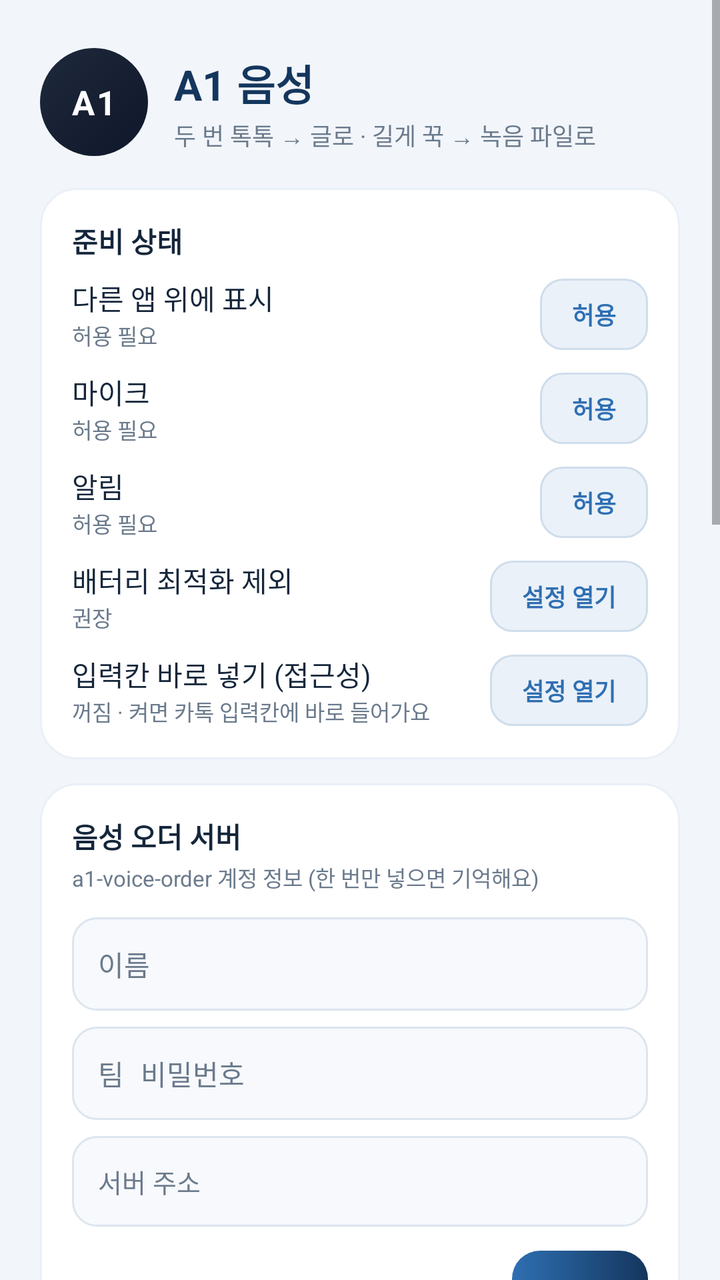
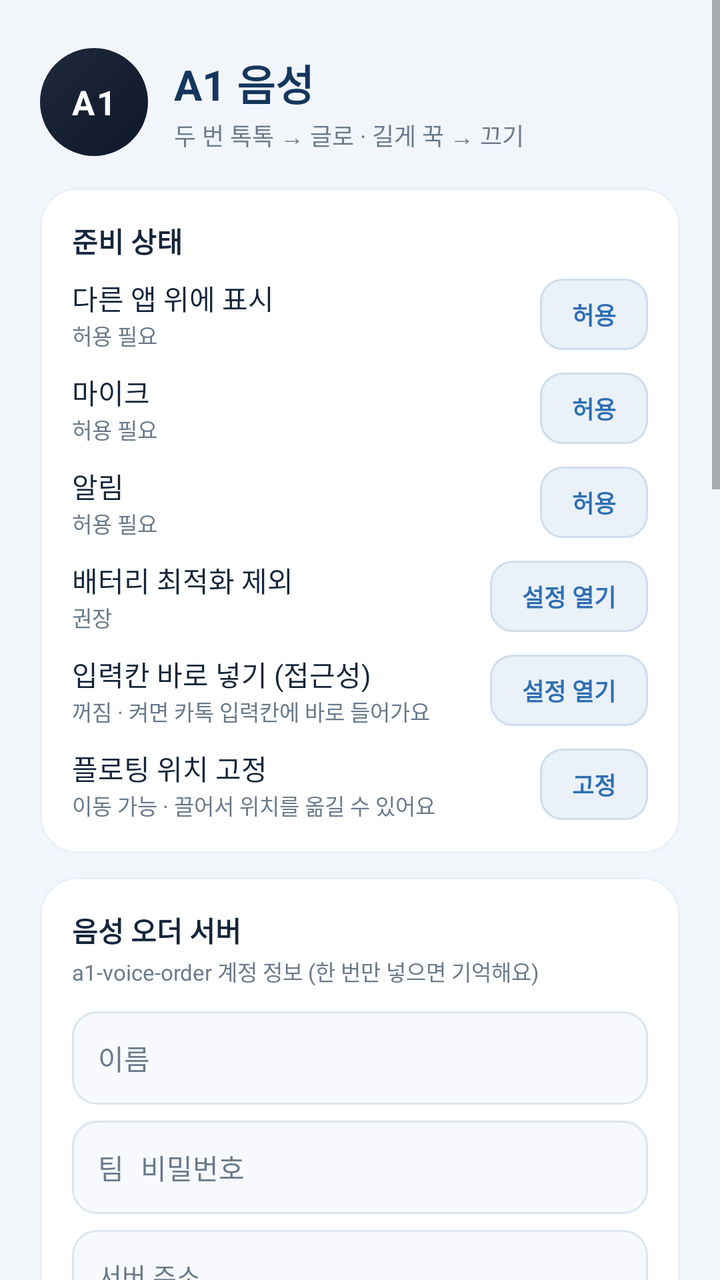

Screens rendered from an Android XML layout before and after an edit, with the pre-edit source and the edit as a unified diff.
<!-- AndroidManifest.xml: application theme AppTheme -->
<!-- res/layout/activity_main.xml -->
<?xml version="1.0" encoding="utf-8"?>
<ScrollView xmlns:android="http://schemas.android.com/apk/res/android"
    android:layout_width="match_parent"
    android:layout_height="match_parent"
    android:background="@color/bg"
    android:fillViewport="true">

    <LinearLayout
        android:layout_width="match_parent"
        android:layout_height="wrap_content"
        android:orientation="vertical"
        android:paddingLeft="20dp"
        android:paddingRight="20dp"
        android:paddingTop="24dp"
        android:paddingBottom="28dp">

        <LinearLayout
            android:layout_width="match_parent"
            android:layout_height="wrap_content"
            android:orientation="horizontal"
            android:gravity="center_vertical">

            <FrameLayout
                android:layout_width="54dp"
                android:layout_height="54dp">

                <View
                    android:layout_width="match_parent"
                    android:layout_height="match_parent"
                    android:background="@drawable/bg_logo"/>

                <TextView
                    android:layout_width="wrap_content"
                    android:layout_height="wrap_content"
                    android:layout_gravity="center"
                    android:text="A1"
                    android:textColor="@color/white"
                    android:textSize="17sp"
                    android:textStyle="bold"
                    android:letterSpacing="0.06"/>
            </FrameLayout>

            <LinearLayout
                android:layout_width="0dp"
                android:layout_height="wrap_content"
                android:layout_weight="1"
                android:layout_marginLeft="13dp"
                android:orientation="vertical">

                <TextView
                    android:layout_width="wrap_content"
                    android:layout_height="wrap_content"
                    android:text="A1 음성"
                    android:textColor="@color/brand_navy"
                    android:textSize="21sp"
                    android:textStyle="bold"/>

                <TextView
                    android:layout_width="wrap_content"
                    android:layout_height="wrap_content"
                    android:layout_marginTop="2dp"
                    android:text="두 번 톡톡 → 글로 · 길게 꾹 → 녹음 파일로"
                    android:textColor="@color/text_secondary"
                    android:textSize="12sp"/>
            </LinearLayout>
        </LinearLayout>

        <LinearLayout
            android:layout_width="match_parent"
            android:layout_height="wrap_content"
            android:orientation="vertical"
            android:background="@drawable/bg_card"
            android:padding="16dp"
            android:layout_marginTop="16dp">

            <TextView
                android:layout_width="wrap_content"
                android:layout_height="wrap_content"
                android:text="준비 상태"
                android:textColor="@color/text_primary"
                android:textSize="14sp"
                android:textStyle="bold"/>

            <LinearLayout
                android:layout_width="match_parent"
                android:layout_height="wrap_content"
                android:layout_marginTop="8dp"
                android:orientation="horizontal"
                android:gravity="center_vertical">

                <LinearLayout
                    android:layout_width="0dp"
                    android:layout_height="wrap_content"
                    android:layout_weight="1"
                    android:orientation="vertical">

                    <TextView
                        android:layout_width="wrap_content"
                        android:layout_height="wrap_content"
                        android:text="다른 앱 위에 표시"
                        android:textColor="@color/text_primary"
                        android:textSize="14sp"/>

                    <TextView
                        android:id="@+id/tv_overlay"
                        android:layout_width="wrap_content"
                        android:layout_height="wrap_content"
                        android:text="허용 필요"
                        android:textColor="@color/text_secondary"
                        android:textSize="11sp"/>
                </LinearLayout>

                <TextView
                    android:id="@+id/btn_overlay"
                    android:layout_width="wrap_content"
                    android:layout_height="wrap_content"
                    android:background="@drawable/bg_btn_small"
                    android:paddingLeft="16dp"
                    android:paddingRight="16dp"
                    android:paddingTop="9dp"
                    android:paddingBottom="9dp"
                    android:text="허용"
                    android:textColor="@color/brand_blue"
                    android:textSize="12sp"
                    android:textStyle="bold"/>
            </LinearLayout>

            <LinearLayout
                android:layout_width="match_parent"
                android:layout_height="wrap_content"
                android:layout_marginTop="10dp"
                android:orientation="horizontal"
                android:gravity="center_vertical">

                <LinearLayout
                    android:layout_width="0dp"
                    android:layout_height="wrap_content"
                    android:layout_weight="1"
                    android:orientation="vertical">

                    <TextView
                        android:layout_width="wrap_content"
                        android:layout_height="wrap_content"
                        android:text="마이크"
                        android:textColor="@color/text_primary"
                        android:textSize="14sp"/>

                    <TextView
                        android:id="@+id/tv_mic"
                        android:layout_width="wrap_content"
                        android:layout_height="wrap_content"
                        android:text="허용 필요"
                        android:textColor="@color/text_secondary"
                        android:textSize="11sp"/>
                </LinearLayout>

                <TextView
                    android:id="@+id/btn_mic"
                    android:layout_width="wrap_content"
                    android:layout_height="wrap_content"
                    android:background="@drawable/bg_btn_small"
                    android:paddingLeft="16dp"
                    android:paddingRight="16dp"
                    android:paddingTop="9dp"
                    android:paddingBottom="9dp"
                    android:text="허용"
                    android:textColor="@color/brand_blue"
                    android:textSize="12sp"
                    android:textStyle="bold"/>
            </LinearLayout>

            <LinearLayout
                android:layout_width="match_parent"
                android:layout_height="wrap_content"
                android:layout_marginTop="10dp"
                android:orientation="horizontal"
                android:gravity="center_vertical">

                <LinearLayout
                    android:layout_width="0dp"
                    android:layout_height="wrap_content"
                    android:layout_weight="1"
                    android:orientation="vertical">

                    <TextView
                        android:layout_width="wrap_content"
                        android:layout_height="wrap_content"
                        android:text="알림"
                        android:textColor="@color/text_primary"
                        android:textSize="14sp"/>

                    <TextView
                        android:id="@+id/tv_noti"
                        android:layout_width="wrap_content"
                        android:layout_height="wrap_content"
                        android:text="허용 필요"
                        android:textColor="@color/text_secondary"
                        android:textSize="11sp"/>
                </LinearLayout>

                <TextView
                    android:id="@+id/btn_noti"
                    android:layout_width="wrap_content"
                    android:layout_height="wrap_content"
                    android:background="@drawable/bg_btn_small"
                    android:paddingLeft="16dp"
                    android:paddingRight="16dp"
                    android:paddingTop="9dp"
                    android:paddingBottom="9dp"
                    android:text="허용"
                    android:textColor="@color/brand_blue"
                    android:textSize="12sp"
                    android:textStyle="bold"/>
            </LinearLayout>

            <LinearLayout
                android:layout_width="match_parent"
                android:layout_height="wrap_content"
                android:layout_marginTop="10dp"
                android:orientation="horizontal"
                android:gravity="center_vertical">

                <LinearLayout
                    android:layout_width="0dp"
                    android:layout_height="wrap_content"
                    android:layout_weight="1"
                    android:orientation="vertical">

                    <TextView
                        android:layout_width="wrap_content"
                        android:layout_height="wrap_content"
                        android:text="배터리 최적화 제외"
                        android:textColor="@color/text_primary"
                        android:textSize="14sp"/>

                    <TextView
                        android:id="@+id/tv_battery"
                        android:layout_width="wrap_content"
                        android:layout_height="wrap_content"
                        android:text="권장"
                        android:textColor="@color/text_secondary"
                        android:textSize="11sp"/>
                </LinearLayout>

                <TextView
                    android:id="@+id/btn_battery"
                    android:layout_width="wrap_content"
                    android:layout_height="wrap_content"
                    android:background="@drawable/bg_btn_small"
                    android:paddingLeft="16dp"
                    android:paddingRight="16dp"
                    android:paddingTop="9dp"
                    android:paddingBottom="9dp"
                    android:text="설정 열기"
                    android:textColor="@color/brand_blue"
                    android:textSize="12sp"
                    android:textStyle="bold"/>
            </LinearLayout>

            <LinearLayout
                android:layout_width="match_parent"
                android:layout_height="wrap_content"
                android:layout_marginTop="10dp"
                android:orientation="horizontal"
                android:gravity="center_vertical">

                <LinearLayout
                    android:layout_width="0dp"
                    android:layout_height="wrap_content"
                    android:layout_weight="1"
                    android:orientation="vertical">

                    <TextView
                        android:layout_width="wrap_content"
                        android:layout_height="wrap_content"
                        android:text="입력칸 바로 넣기 (접근성)"
                        android:textColor="@color/text_primary"
                        android:textSize="14sp"/>

                    <TextView
                        android:id="@+id/tv_access"
                        android:layout_width="wrap_content"
                        android:layout_height="wrap_content"
                        android:text="꺼짐 · 켜면 카톡 입력칸에 바로 들어가요"
                        android:textColor="@color/text_secondary"
                        android:textSize="11sp"/>
                </LinearLayout>

                <TextView
                    android:id="@+id/btn_access"
                    android:layout_width="wrap_content"
                    android:layout_height="wrap_content"
                    android:background="@drawable/bg_btn_small"
                    android:paddingLeft="16dp"
                    android:paddingRight="16dp"
                    android:paddingTop="9dp"
                    android:paddingBottom="9dp"
                    android:text="설정 열기"
                    android:textColor="@color/brand_blue"
                    android:textSize="12sp"
                    android:textStyle="bold"/>
            </LinearLayout>
        </LinearLayout>

        <LinearLayout
            android:layout_width="match_parent"
            android:layout_height="wrap_content"
            android:orientation="vertical"
            android:background="@drawable/bg_card"
            android:padding="16dp"
            android:layout_marginTop="12dp">

            <TextView
                android:layout_width="wrap_content"
                android:layout_height="wrap_content"
                android:text="음성 오더 서버"
                android:textColor="@color/text_primary"
                android:textSize="14sp"
                android:textStyle="bold"/>

            <TextView
                android:layout_width="wrap_content"
                android:layout_height="wrap_content"
                android:layout_marginTop="2dp"
                android:text="a1-voice-order 계정 정보 (한 번만 넣으면 기억해요)"
                android:textColor="@color/text_secondary"
                android:textSize="11sp"/>

            <EditText
                android:id="@+id/et_name"
                android:layout_width="match_parent"
                android:layout_height="wrap_content"
                android:layout_marginTop="12dp"
                android:background="@drawable/bg_input"
                android:padding="13dp"
                android:hint="이름"
                android:textSize="14sp"
                android:textColor="@color/text_primary"
                android:textColorHint="@color/text_secondary"
                android:inputType="textPersonName"
                android:singleLine="true"/>

            <EditText
                android:id="@+id/et_pass"
                android:layout_width="match_parent"
                android:layout_height="wrap_content"
                android:layout_marginTop="8dp"
                android:background="@drawable/bg_input"
                android:padding="13dp"
                android:hint="팀 비밀번호"
                android:textSize="14sp"
                android:textColor="@color/text_primary"
                android:textColorHint="@color/text_secondary"
                android:inputType="textPassword"
                android:singleLine="true"/>

            <EditText
                android:id="@+id/et_server"
                android:layout_width="match_parent"
                android:layout_height="wrap_content"
                android:layout_marginTop="8dp"
                android:background="@drawable/bg_input"
                android:padding="13dp"
                android:hint="서버 주소"
                android:textSize="13sp"
                android:textColor="@color/text_primary"
                android:textColorHint="@color/text_secondary"
                android:inputType="textUri"
                android:singleLine="true"/>

            <LinearLayout
                android:layout_width="match_parent"
                android:layout_height="wrap_content"
                android:layout_marginTop="12dp"
                android:orientation="horizontal"
                android:gravity="center_vertical">

                <TextView
                    android:id="@+id/tv_save"
                    android:layout_width="0dp"
                    android:layout_height="wrap_content"
                    android:layout_weight="1"
                    android:text=""
                    android:textColor="@color/brand_blue"
                    android:textSize="12sp"/>

                <TextView
                    android:id="@+id/btn_save"
                    android:layout_width="wrap_content"
                    android:layout_height="wrap_content"
                    android:background="@drawable/bg_btn_primary"
                    android:paddingLeft="22dp"
                    android:paddingRight="22dp"
                    android:paddingTop="11dp"
                    android:paddingBottom="11dp"
                    android:text="저장"
                    android:textColor="@color/white"
                    android:textSize="13sp"
                    android:textStyle="bold"/>
            </LinearLayout>
        </LinearLayout>

        <LinearLayout
            android:layout_width="match_parent"
            android:layout_height="wrap_content"
            android:orientation="vertical"
            android:background="@drawable/bg_card"
            android:padding="16dp"
            android:layout_marginTop="12dp">

            <TextView
                android:layout_width="wrap_content"
                android:layout_height="wrap_content"
                android:text="쓰는 방법"
                android:textColor="@color/text_primary"
                android:textSize="14sp"
                android:textStyle="bold"/>

            <TextView
                android:layout_width="match_parent"
                android:layout_height="wrap_content"
                android:layout_marginTop="8dp"
                android:text="1. 이름과 팀 비밀번호를 넣고 [저장] → 로그인이 확인되면 아래 버튼으로 A1 글자를 띄웁니다(배경 없이 A1만 떠요).\n2. 카톡·문자·네이트온 어디서든 A1을 두 번 톡톡 누르고 말합니다. 말하는 동안 A1 위에 작은 자막이 실시간으로 떠서 말한 내용을 바로 볼 수 있습니다.\n3. 말이 끝나면 A1을 한 번 누릅니다. 자막 창이 닫히고 정확한 글자(OpenAI)로 바뀌어 입력칸에 들어갑니다. (2분이 지나면 자동 종료)\n4. 접근성을 켜 두면 말이 끝난 자리(입력칸)에 글자가 바로 들어갑니다. 꺼 두면 지금처럼 복사 창이 떠요.\n5. A1을 길게 꾹 누르면 조용히 녹음 파일(.m4a) 저장이 시작됩니다. 다시 한 번 톡 누르면 폰의 Recordings/A1녹음 폴더에 저장 (최대 60분, 빨간 표시 없이 작아지고 검은 점만).\n6. A1을 빠르게 4번 누르면 플로팅이 꺼집니다.\n7. 폰에 있는 통화·회의 녹음은 플로팅 버튼 아래 [음성 파일 변환]에서 열면 15분씩 나눠 글로 바꾸고, 기록은 이 폰에만 저장됩니다.\n8. 홈 화면 빈 곳 길게 누르기 → [위젯] → A1 음성 추가 시 한 번 톡으로 켜기/끄기 (상단 빠른 설정 타일도 같은 역할)."
                android:textColor="@color/text_secondary"
                android:textSize="12sp"
                android:lineSpacingExtra="4dp"/>
        </LinearLayout>

        <TextView
            android:id="@+id/btn_toggle"
            android:layout_width="match_parent"
            android:layout_height="wrap_content"
            android:layout_marginTop="18dp"
            android:background="@drawable/bg_btn_primary"
            android:gravity="center"
            android:paddingTop="18dp"
            android:paddingBottom="18dp"
            android:text="플로팅 켜기"
            android:textColor="@color/white"
            android:textSize="16sp"
            android:textStyle="bold"/>

        <TextView
            android:id="@+id/tv_toggle_hint"
            android:layout_width="match_parent"
            android:layout_height="wrap_content"
            android:layout_marginTop="9dp"
            android:gravity="center"
            android:text="켜 두면 다른 앱을 써도 A1이 화면 위에 떠 있어요."
            android:textColor="@color/text_secondary"
            android:textSize="11sp"/>

        <LinearLayout
            android:layout_width="match_parent"
            android:layout_height="wrap_content"
            android:orientation="vertical"
            android:background="@drawable/bg_card"
            android:padding="16dp"
            android:layout_marginTop="14dp">

            <TextView
                android:layout_width="wrap_content"
                android:layout_height="wrap_content"
                android:text="음성 파일 변환 (녹음 열기)"
                android:textColor="@color/text_primary"
                android:textSize="14sp"
                android:textStyle="bold"/>

            <TextView
                android:layout_width="match_parent"
                android:layout_height="wrap_content"
                android:layout_marginTop="3dp"
                android:text="폰에 있는 통화·회의 녹음(m4a·mp3·wav·ogg…)을 열어 글로 바꿔요. 15분이 넘으면 자동으로 나눠서 순서대로 변환합니다."
                android:textColor="@color/text_secondary"
                android:textSize="11sp"
                android:lineSpacingExtra="2dp"/>

            <LinearLayout
                android:layout_width="match_parent"
                android:layout_height="wrap_content"
                android:layout_marginTop="12dp"
                android:orientation="horizontal">

                <TextView
                    android:id="@+id/btn_pick_file"
                    android:layout_width="0dp"
                    android:layout_height="wrap_content"
                    android:layout_weight="1"
                    android:layout_marginRight="8dp"
                    android:background="@drawable/bg_btn_primary"
                    android:gravity="center"
                    android:paddingTop="14dp"
                    android:paddingBottom="14dp"
                    android:text="녹음 파일 열기"
                    android:textColor="@color/white"
                    android:textSize="14sp"
                    android:textStyle="bold"/>

                <TextView
                    android:id="@+id/btn_pick_folder"
                    android:layout_width="wrap_content"
                    android:layout_height="wrap_content"
                    android:background="@drawable/bg_btn_small"
                    android:paddingLeft="16dp"
                    android:paddingRight="16dp"
                    android:paddingTop="9dp"
                    android:paddingBottom="9dp"
                    android:text="폴더 열기"
                    android:textColor="@color/brand_blue"
                    android:textSize="12sp"
                    android:textStyle="bold"/>
            </LinearLayout>

            <LinearLayout
                android:layout_width="match_parent"
                android:layout_height="wrap_content"
                android:layout_marginTop="12dp"
                android:orientation="horizontal"
                android:gravity="center_vertical">

                <TextView
                    android:id="@+id/tv_history"
                    android:layout_width="0dp"
                    android:layout_height="wrap_content"
                    android:layout_weight="1"
                    android:text="변환 기록 0건 · 이 기기에만 저장"
                    android:textColor="@color/text_secondary"
                    android:textSize="11sp"/>

                <TextView
                    android:id="@+id/btn_history"
                    android:layout_width="wrap_content"
                    android:layout_height="wrap_content"
                    android:background="@drawable/bg_btn_small"
                    android:paddingLeft="16dp"
                    android:paddingRight="16dp"
                    android:paddingTop="9dp"
                    android:paddingBottom="9dp"
                    android:text="기록 보기"
                    android:textColor="@color/brand_blue"
                    android:textSize="12sp"
                    android:textStyle="bold"/>
            </LinearLayout>
        </LinearLayout>

        <TextView
            android:id="@+id/tv_version"
            android:layout_width="match_parent"
            android:layout_height="wrap_content"
            android:layout_marginTop="14dp"
            android:gravity="center"
            android:padding="6dp"
            android:text="A1 음성 v1.4"
            android:textColor="@color/text_secondary"
            android:textSize="10sp"/>
    </LinearLayout>
</ScrollView>
<!-- resources referenced by this layout -->
<resources>
  <color name="bg">#F2F6FB</color>
  <color name="brand_blue">#2F6FB2</color>
  <color name="brand_navy">#14365D</color>
  <color name="text_primary">#15263B</color>
  <color name="text_secondary">#6B7A8C</color>
  <color name="white">#FFFFFF</color>
  <!-- drawable bg_btn_primary (drawable) -->
  <?xml version="1.0" encoding="utf-8"?>
  <shape xmlns:android="http://schemas.android.com/apk/res/android" android:shape="rectangle">
      <gradient android:type="linear" android:angle="0" android:startColor="#2F6FB2" android:endColor="#14365D"/>
      <corners android:radius="14dp"/>
  </shape>
  <!-- drawable bg_btn_small (drawable) -->
  <?xml version="1.0" encoding="utf-8"?>
  <shape xmlns:android="http://schemas.android.com/apk/res/android" android:shape="rectangle">
      <solid android:color="#EAF1F9"/>
      <corners android:radius="11dp"/>
      <stroke android:width="1dp" android:color="#CFDDEB"/>
  </shape>
  <!-- drawable bg_card (drawable) -->
  <?xml version="1.0" encoding="utf-8"?>
  <shape xmlns:android="http://schemas.android.com/apk/res/android" android:shape="rectangle">
      <solid android:color="@color/card"/>
      <corners android:radius="18dp"/>
      <stroke android:width="1dp" android:color="#EAF0F7"/>
  </shape>
  <!-- drawable bg_input (drawable) -->
  <?xml version="1.0" encoding="utf-8"?>
  <shape xmlns:android="http://schemas.android.com/apk/res/android" android:shape="rectangle">
      <solid android:color="#F7F9FC"/>
      <corners android:radius="12dp"/>
      <stroke android:width="1dp" android:color="@color/line"/>
  </shape>
  <!-- drawable bg_logo (drawable) -->
  <?xml version="1.0" encoding="utf-8"?>
  <shape xmlns:android="http://schemas.android.com/apk/res/android" android:shape="oval">
      <gradient android:type="linear" android:angle="315" android:startColor="#1E293B" android:endColor="#0F172A"/>
  </shape>
  <style name="AppTheme" parent="@android:style/Theme.Material.Light.NoActionBar">
          <item name="android:colorPrimary">@color/brand_navy</item>
          <item name="android:colorPrimaryDark">@color/brand_navy</item>
          <item name="android:colorAccent">@color/brand_blue</item>
          <item name="android:statusBarColor">@color/brand_navy</item>
          <item name="android:windowBackground">@color/bg</item>
      </style>
  <color name="card">#FFFFFF</color>
  <color name="line">#DCE5EF</color>
</resources>

<!-- the commit's change to res/layout/activity_main.xml (unified diff, before → after) -->
@@ -59,7 +59,7 @@
                     android:layout_width="wrap_content"
                     android:layout_height="wrap_content"
                     android:layout_marginTop="2dp"
-                    android:text="두 번 톡톡 → 글로 · 길게 꾹 → 녹음 파일로"
+                    android:text="두 번 톡톡 → 글로 · 길게 꾹 → 끄기"
                     android:textColor="@color/text_secondary"
                     android:textSize="12sp"/>
             </LinearLayout>
@@ -296,6 +296,51 @@
                     android:paddingTop="9dp"
                     android:paddingBottom="9dp"
                     android:text="설정 열기"
+                    android:textColor="@color/brand_blue"
+                    android:textSize="12sp"
+                    android:textStyle="bold"/>
+            </LinearLayout>
+
+            
+            <LinearLayout
+                android:layout_width="match_parent"
+                android:layout_height="wrap_content"
+                android:layout_marginTop="10dp"
+                android:orientation="horizontal"
+                android:gravity="center_vertical">
+
+                <LinearLayout
+                    android:layout_width="0dp"
+                    android:layout_height="wrap_content"
+                    android:layout_weight="1"
+                    android:orientation="vertical">
+
+                    <TextView
+                        android:layout_width="wrap_content"
+                        android:layout_height="wrap_content"
+                        android:text="플로팅 위치 고정"
+                        android:textColor="@color/text_primary"
+                        android:textSize="14sp"/>
+
+                    <TextView
+                        android:id="@+id/tv_lock"
+                        android:layout_width="wrap_content"
+                        android:layout_height="wrap_content"
+                        android:text="이동 가능 · 끌어서 위치를 옮길 수 있어요"
+                        android:textColor="@color/text_secondary"
+                        android:textSize="11sp"/>
+                </LinearLayout>
+
+                <TextView
+                    android:id="@+id/btn_lock"
+                    android:layout_width="wrap_content"
+                    android:layout_height="wrap_content"
+                    android:background="@drawable/bg_btn_small"
+                    android:paddingLeft="16dp"
+                    android:paddingRight="16dp"
+                    android:paddingTop="9dp"
+                    android:paddingBottom="9dp"
+                    android:text="고정"
                     android:textColor="@color/brand_blue"
                     android:textSize="12sp"
                     android:textStyle="bold"/>
@@ -420,7 +465,7 @@
                 android:layout_width="match_parent"
                 android:layout_height="wrap_content"
                 android:layout_marginTop="8dp"
-                android:text="1. 이름과 팀 비밀번호를 넣고 [저장] → 로그인이 확인되면 아래 버튼으로 A1 글자를 띄웁니다(배경 없이 A1만 떠요).\n2. 카톡·문자·네이트온 어디서든 A1을 두 번 톡톡 누르고 말합니다. 말하는 동안 A1 위에 작은 자막이 실시간으로 떠서 말한 내용을 바로 볼 수 있습니다.\n3. 말이 끝나면 A1을 한 번 누릅니다. 자막 창이 닫히고 정확한 글자(OpenAI)로 바뀌어 입력칸에 들어갑니다. (2분이 지나면 자동 종료)\n4. 접근성을 켜 두면 말이 끝난 자리(입력칸)에 글자가 바로 들어갑니다. 꺼 두면 지금처럼 복사 창이 떠요.\n5. A1을 길게 꾹 누르면 조용히 녹음 파일(.m4a) 저장이 시작됩니다. 다시 한 번 톡 누르면 폰의 Recordings/A1녹음 폴더에 저장 (최대 60분, 빨간 표시 없이 작아지고 검은 점만).\n6. A1을 빠르게 4번 누르면 플로팅이 꺼집니다.\n7. 폰에 있는 통화·회의 녹음은 플로팅 버튼 아래 [음성 파일 변환]에서 열면 15분씩 나눠 글로 바꾸고, 기록은 이 폰에만 저장됩니다.\n8. 홈 화면 빈 곳 길게 누르기 → [위젯] → A1 음성 추가 시 한 번 톡으로 켜기/끄기 (상단 빠른 설정 타일도 같은 역할)."
+                android:text="1. 이름과 팀 비밀번호를 넣고 [저장] → 로그인이 확인되면 아래 버튼으로 A1 배지를 띄웁니다(반투명 둥근 배지 + 상태 점).\n2. 카톡·문자·네이트온 어디서든 A1을 두 번 톡톡 누르고 말합니다. 말하는 동안 A1 위에 작은 자막이 실시간으로 떠서 최근 말이 계속 보입니다.\n3. 말이 끝나면 A1을 한 번 누릅니다. 자막 창이 닫히고 정확한 글자(OpenAI)로 바뀌어 입력칸에 들어갑니다. (2분이 지나면 자동 종료)\n4. 접근성을 켜 두면 말이 끝난 자리(입력칸)에 글자가 바로 들어갑니다. 꺼 두면 지금처럼 복사 창이 떠요.\n5. A1을 길게 꾹 누르면 플로팅이 꺼집니다(녹음 중이면 그 녹음은 버립니다). 녹음 파일로 저장하려면 알림의 [녹음] 또는 결과 창의 [녹음]을 누르고, 끝나면 A1을 한 번 누릅니다 → Recordings/A1녹음 (최대 60분).\n6. 배지 상태 점: 초록=켜짐/대기, 하늘색=말하는 중, 노랑=글자로 바꾸는 중.\n7. 폰에 있는 통화·회의 녹음은 플로팅 버튼 아래 [음성 파일 변환]에서 열면 15분씩 나눠 글로 바꾸고, 기록은 이 폰에만 저장됩니다.\n8. 홈 화면 위젯(점 초록=켜짐/회색=꺼짐)을 한 번 누르거나 상단 빠른 설정 타일로 켜고 끌 수 있습니다. 배지가 자꾸 움직이면 위 [플로팅 위치 고정]을 켜 두세요."
                 android:textColor="@color/text_secondary"
                 android:textSize="12sp"
                 android:lineSpacingExtra="4dp"/>
@@ -550,7 +595,7 @@
             android:layout_marginTop="14dp"
             android:gravity="center"
             android:padding="6dp"
-            android:text="A1 음성 v1.4"
+            android:text="A1 음성 v1.8"
             android:textColor="@color/text_secondary"
             android:textSize="10sp"/>
     </LinearLayout>
